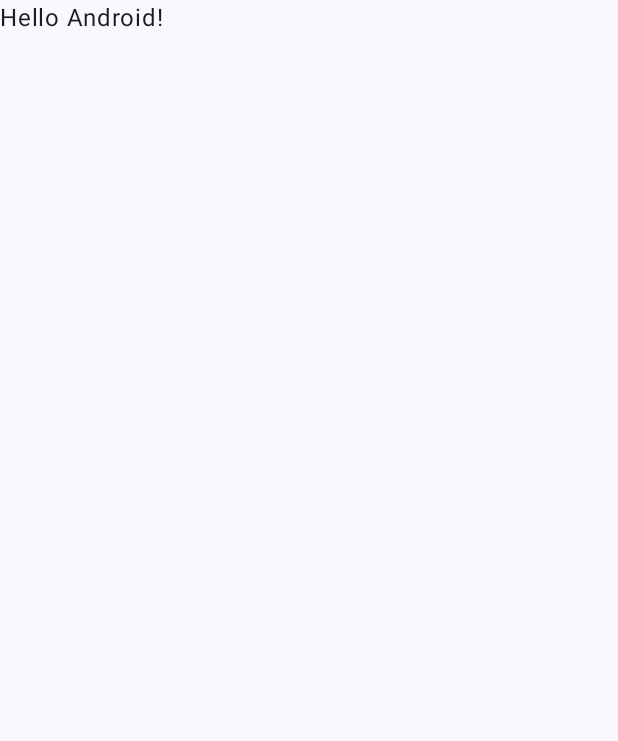
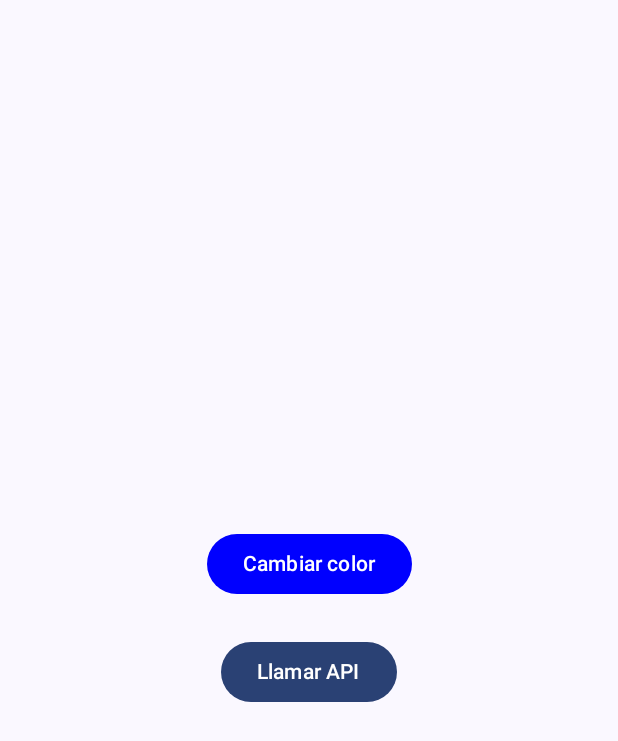
Before and after one commit to mingo96/practicaCorrutinas, an Android app built with Jetpack Compose: the screen it shows after launch (MainActivity), on a phone screen of 412 x 824 dp. Before the commit the part shown is almost empty. Shown: the top 741 px of the screen. Run offline under Robolectric (Android 15) with nearby library versions, the phone set to English and light mode, and no system bars.

Commit message:
parte 1 hecha

```diff
--- a/app/build.gradle.kts
+++ b/app/build.gradle.kts
@@ -5,7 +5,7 @@ plugins {
 
 android {
     namespace = "com.example.corrutinas"
-    compileSdk = 33
+    compileSdk = 34
 
     defaultConfig {
         applicationId = "com.example.corrutinas"
--- a/app/src/main/java/com/example/corrutinas/MainActivity.kt
+++ b/app/src/main/java/com/example/corrutinas/MainActivity.kt
@@ -10,9 +10,13 @@ import androidx.compose.material3.Text
 import androidx.compose.runtime.Composable
 import androidx.compose.ui.Modifier
 import androidx.compose.ui.tooling.preview.Preview
+import com.example.corrutinas.clases.CorrutinaViewModel
+import com.example.corrutinas.pantallas.Pantalla
 import com.example.corrutinas.ui.theme.CorrutinasTheme
 
 class MainActivity : ComponentActivity() {
+
+    val pantallaCorrutinaViewModel = CorrutinaViewModel()
     override fun onCreate(savedInstanceState: Bundle?) {
         super.onCreate(savedInstanceState)
         setContent {
@@ -22,7 +26,7 @@ class MainActivity : ComponentActivity() {
                     modifier = Modifier.fillMaxSize(),
                     color = MaterialTheme.colorScheme.background
                 ) {
-                    Greeting("Android")
+                    Pantalla(pantallaViewModel = pantallaCorrutinaViewModel)
                 }
             }
         }
--- /dev/null
+++ b/app/src/main/java/com/example/corrutinas/clases/CorrutinaViewModel.kt
@@ -0,0 +1,40 @@
+package com.example.corrutinas.clases
+
+import androidx.compose.runtime.getValue
+import androidx.compose.runtime.mutableStateOf
+import androidx.compose.runtime.setValue
+import androidx.compose.ui.graphics.Color
+import androidx.lifecycle.MutableLiveData
+import androidx.lifecycle.ViewModel
+
+class CorrutinaViewModel : ViewModel() {
+
+    private var variacionColor by mutableStateOf(false)
+
+    private var vecesPulsado by mutableStateOf(0)
+
+    fun cuantasVecesPulsado() = vecesPulsado
+
+    fun pulsarCorrutina(){
+        bloqueoApp()
+        vecesPulsado = vecesPulsado.plus(1)
+    }
+
+
+    fun bloqueoApp(){
+        Thread.sleep(5000)
+    }
+
+    fun textoCentral():String{
+        return if(cuantasVecesPulsado()!=0)"pulsado ${cuantasVecesPulsado()} veces" else ""
+    }
+
+    fun colorActual():Color{
+        return if (variacionColor) Color.Red else Color.Blue
+    }
+
+    fun cambiarColor() {
+        variacionColor = !variacionColor
+    }
+
+}
--- /dev/null
+++ b/app/src/main/java/com/example/corrutinas/pantallas/Pantalla.kt
@@ -0,0 +1,31 @@
+package com.example.corrutinas.pantallas
+
+import androidx.compose.foundation.layout.Arrangement
+import androidx.compose.foundation.layout.Column
+import androidx.compose.foundation.layout.fillMaxSize
+import androidx.compose.material3.Button
+import androidx.compose.material3.ButtonDefaults
+import androidx.compose.material3.Text
+import androidx.compose.runtime.Composable
+import androidx.compose.ui.Alignment
+import androidx.compose.ui.Modifier
+import com.example.corrutinas.clases.CorrutinaViewModel
+
+@Composable
+fun Pantalla(pantallaViewModel: CorrutinaViewModel){
+    Column(Modifier.fillMaxSize(), verticalArrangement = Arrangement.Center, horizontalAlignment = Alignment.CenterHorizontally) {
+        //boton relativo al color
+        Button(onClick = { pantallaViewModel.cambiarColor() },
+            colors = ButtonDefaults.buttonColors(containerColor = pantallaViewModel.colorActual())
+        ) {
+            Text(text = "Cambiar color")
+        }
+
+        Text(text = pantallaViewModel.textoCentral())
+
+        //boton relativo a corrutinas
+        Button(onClick = { pantallaViewModel.pulsarCorrutina() }) {
+            Text(text = "Llamar API")
+        }
+    }
+}
```
